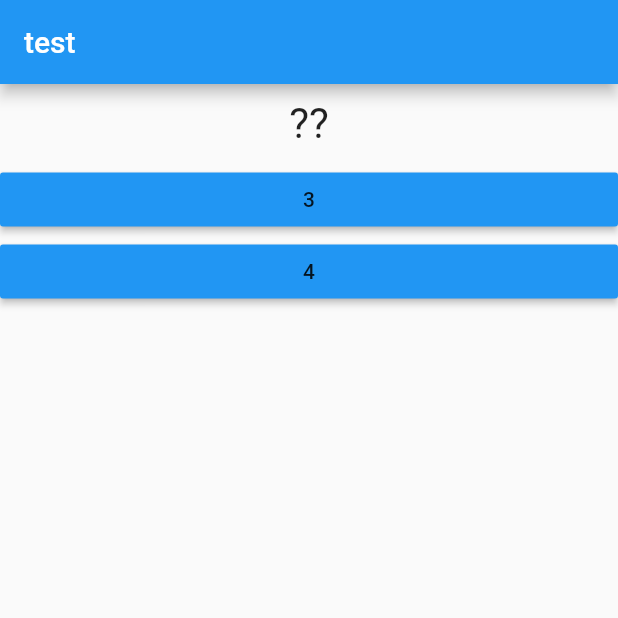
After one commit to pri-branbilla/quiz, a Flutter app: the screen it shows after launch, after a tap on an icon or button, on a phone screen of 412 x 824 dp, the top half of it. The commit adds this screen. Run offline on Flutter 3.47's test engine with Material 2 defaults, Android fonts, the phone set to English and light mode, and no system bars.

Commit message:
move code to components

```diff
--- a/lib/main.dart
+++ b/lib/main.dart
@@ -1,6 +1,6 @@
 import 'package:flutter/material.dart';
-import 'package:flutter_complete_guide/answer.dart';
-import 'package:flutter_complete_guide/question.dart';
+import './quiz.dart';
+import './result.dart';
 
 void main() => runApp(MyApp());
 
@@ -13,17 +13,7 @@ class MyApp extends StatefulWidget {
 
 class _MyAppState extends State<MyApp> {
   var _questionIndex = 0;
-
-  void _answerQuestion() {
-    setState(() {
-      _questionIndex = _questionIndex + 1;
-    });
-    print('answer chosen');
-  }
-
-  @override
-  Widget build(BuildContext context) {
-    var questions = [
+  final questions = const [
     {
       'questionText': '?',
       'answers': ['1', '2']
@@ -41,19 +31,30 @@ class _MyAppState extends State<MyApp> {
       'answers': ['7', '8']
     },
   ];
+
+  void _answerQuestion() {
+    if (_questionIndex < questions.length) {
+      setState(() {
+        _questionIndex = _questionIndex + 1;
+      });
+    }
+
+    print('answer chosen');
+  }
+
+  @override
+  Widget build(BuildContext context) {
     return MaterialApp(
         home: Scaffold(
       appBar: AppBar(
         title: Text('test'),
       ),
-      body: Column(
-        children: [
-          Question(questions[_questionIndex]['questionText']),
-          ...(questions[_questionIndex]['answers'] as List<String>).map((answer) {
-            return Answer(answer, _answerQuestion);
-          }).toList(),
-        ],
-      ),
+      body: _questionIndex < questions.length
+          ? Quiz(
+            questions: questions,
+            questionIndex: _questionIndex,
+            answerQuestion: _answerQuestion)
+          : Result('finished'),
     ));
   }
 }
--- /dev/null
+++ b/lib/quiz.dart
@@ -0,0 +1,28 @@
+import 'package:flutter/material.dart';
+
+import 'package:flutter_complete_guide/answer.dart';
+import 'package:flutter_complete_guide/question.dart';
+
+class Quiz extends StatelessWidget {
+  final List<Map<String, Object>> questions;
+  final int questionIndex;
+  final Function answerQuestion;
+
+  Quiz({
+    this.questions, this.questionIndex, this.answerQuestion
+  });
+
+  @override
+  Widget build(BuildContext context) {
+    // return Text(this.questionText);
+    return Column(
+      children: [
+        Question(questions[questionIndex]['questionText']),
+        ...(questions[questionIndex]['answers'] as List<String>)
+            .map((answer) {
+          return Answer(answer, answerQuestion);
+        }).toList(),
+      ],
+    );
+  }
+}
```
Also changed, not shown: lib/result.dart (added, +13 -0 lines). Lines whose indentation alone changed are shown as unchanged.
